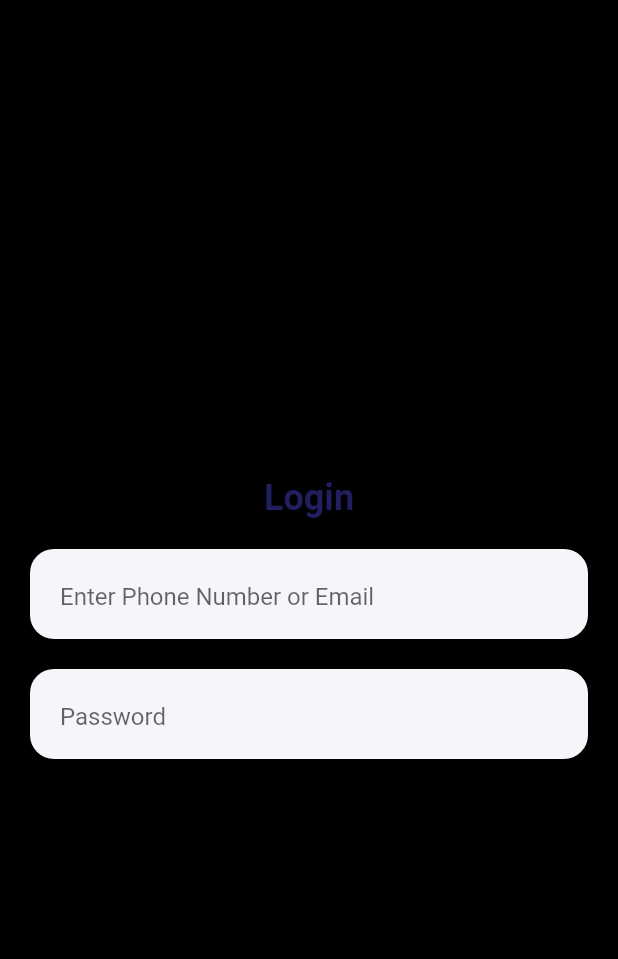
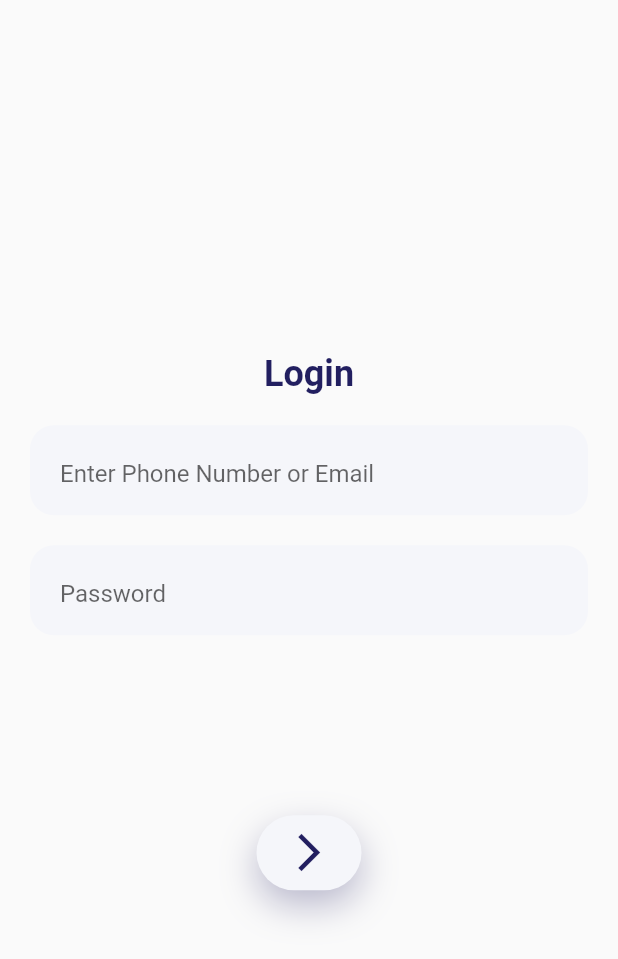
Before and after one commit to Ananthakrishna24/JustChat, a Flutter app: the screen it shows after launch, on a phone screen of 412 x 824 dp. Shown: the top 959 px of the screen. Run offline on Flutter 3.47's test engine with Material 2 defaults, Android fonts, the phone set to English and light mode, and no system bars.

Commit message:
homeScreenProgress

```diff
--- /dev/null
+++ b/lib/components/input_box.dart
@@ -0,0 +1,38 @@
+import 'package:flutter/material.dart';
+import 'package:justchat/constants.dart';
+
+class InputBox extends StatefulWidget {
+  InputBox({this.padding, this.hintText});
+  final EdgeInsets padding;
+  final String hintText;
+
+  @override
+  _InputBoxState createState() => _InputBoxState();
+}
+
+class _InputBoxState extends State<InputBox> {
+  @override
+  Widget build(BuildContext context) {
+    return Padding(
+      padding: widget.padding,
+      child: Container(
+        padding: EdgeInsets.only(left: 20, top: 8),
+        height: 60,
+        decoration: BoxDecoration(
+          color: kTabsColor,
+          borderRadius: BorderRadius.circular(16.0),
+        ),
+        child: TextField(
+          onChanged: (inputData) =>
+              {}, // You can use input data anyway you want.
+          decoration: InputDecoration(
+            border: InputBorder.none,
+            hintText: widget.hintText,
+            fillColor: kTabsColor,
+          ),
+          cursorColor: kActiveSecondaryColor,
+        ),
+      ),
+    );
+  }
+}
--- /dev/null
+++ b/lib/components/login_button.dart
@@ -0,0 +1,40 @@
+import 'package:flutter/material.dart';
+import 'package:justchat/constants.dart';
+
+class LoginButton extends StatelessWidget {
+  @override
+  Widget build(BuildContext context) {
+    return GestureDetector(
+      onTap: () {
+        print("Button Pressed"); //Make your own function
+        Navigator.pushNamed(context, '/homeScreen');
+      },
+      child: Stack(alignment: Alignment.center, children: [
+        Container(
+          alignment: Alignment.bottomCenter,
+          height: 50,
+          width: 70,
+          decoration: BoxDecoration(
+            borderRadius: BorderRadius.circular(100),
+            color: kTabsColor,
+            boxShadow: [
+              BoxShadow(
+                  color: Colors.white.withOpacity(0.3),
+                  offset: Offset(0, 10),
+                  blurRadius: 20.0),
+              BoxShadow(
+                  color: kTextColor.withOpacity(0.3),
+                  offset: Offset(0, 10),
+                  blurRadius: 20.0)
+            ],
+          ),
+        ),
+        Icon(
+          Icons.arrow_forward_ios,
+          size: 30,
+          color: kTextColor,
+        )
+      ]),
+    );
+  }
+}
--- a/lib/main.dart
+++ b/lib/main.dart
@@ -13,68 +13,9 @@ class MyApp extends StatelessWidget {
     return MaterialApp(
       debugShowCheckedModeBanner: false,
       home: LoginScreen(),
+      routes: {
+        '/homeScreen': (context) => HomeScreen(),
+      },
     );
   }
 }
-
-class LoginScreen extends StatelessWidget {
-  @override
-  Widget build(BuildContext context) {
-    return Scaffold(
-      body: Container(
-        color: Colors.black,
-        alignment: Alignment.center,
-        child: Column(
-          mainAxisAlignment: MainAxisAlignment.center,
-          children: [
-            Text(
-              "Login",
-              style: kLargeTextStyle,
-            ),
-            LoginBox(
-              padding: EdgeInsets.all(20),
-              hintText: "Enter Phone Number or Email",
-            ),
-            LoginBox(
-              padding: EdgeInsets.only(
-                right: 20,
-                left: 20,
-              ),
-              hintText: "Password",
-            ),
-          ],
-        ),
-      ),
-    );
-  }
-}
-
-class LoginBox extends StatelessWidget {
-  LoginBox({this.padding, this.hintText});
-  final EdgeInsets padding;
-  final String hintText;
-  @override
-  Widget build(BuildContext context) {
-    return Padding(
-      padding: padding,
-      child: Container(
-        padding: EdgeInsets.only(left: 20, top: 8),
-        height: 60,
-        decoration: BoxDecoration(
-          color: kTabsColor,
-          borderRadius: BorderRadius.circular(16.0),
-        ),
-        child: TextField(
-          onChanged: (inputData) =>
-              {}, // You can use input data anyway you want.
-          decoration: InputDecoration(
-            border: InputBorder.none,
-            hintText: hintText,
-            fillColor: kTabsColor,
-          ),
-          cursorColor: kActiveSecondaryColor,
-        ),
-      ),
-    );
-  }
-}
--- a/lib/screens/login_screen.dart
+++ b/lib/screens/login_screen.dart
@@ -1,24 +1,46 @@
 import 'package:flutter/material.dart';
-import 'package:justchat/components/login_input.dart';
+import 'package:justchat/components/input_box.dart';
+import 'package:justchat/components/login_button.dart';
 import 'package:justchat/constants.dart';
 
-// class LoginScreen extends StatelessWidget {
-//   @override
-//   Widget build(BuildContext context) {
-//     return Scaffold(
-//       body: Container(
-//         child: Row(
-//           crossAxisAlignment: CrossAxisAlignment.center,
-//           children: [
-//             Center(
-//               child: Text(
-//                 "Login",
-//                 style: kLargeTextStyle,
-//               ),
-//             ),
-//           ],
-//         ),
-//       ),
-//     );
-//   }
-// }
+class LoginScreen extends StatelessWidget {
+  @override
+  Widget build(BuildContext context) {
+    return Scaffold(
+      body: SafeArea(
+        child: Container(
+          alignment: Alignment.center,
+          child: Column(
+            mainAxisAlignment: MainAxisAlignment.center,
+            children: [
+              Padding(
+                padding: EdgeInsets.only(
+                  top: 5,
+                ),
+                child: Text(
+                  "Login",
+                  style: kLargeTextStyle,
+                ),
+              ),
+              InputBox(
+                padding: EdgeInsets.all(20),
+                hintText: "Enter Phone Number or Email",
+              ),
+              InputBox(
+                padding: EdgeInsets.only(
+                  right: 20,
+                  left: 20,
+                ),
+                hintText: "Password",
+              ),
+              Padding(
+                padding: const EdgeInsets.only(top: 120),
+                child: LoginButton(),
+              )
+            ],
+          ),
+        ),
+      ),
+    );
+  }
+}
```
Also changed, not shown: lib/components/bottom_navigation_bar.dart (added, +42 -0 lines), lib/components/login_input.dart (deleted, +0 -25 lines), lib/screens/home_screen.dart (+52 -15 lines), assets/chat.png (added).
